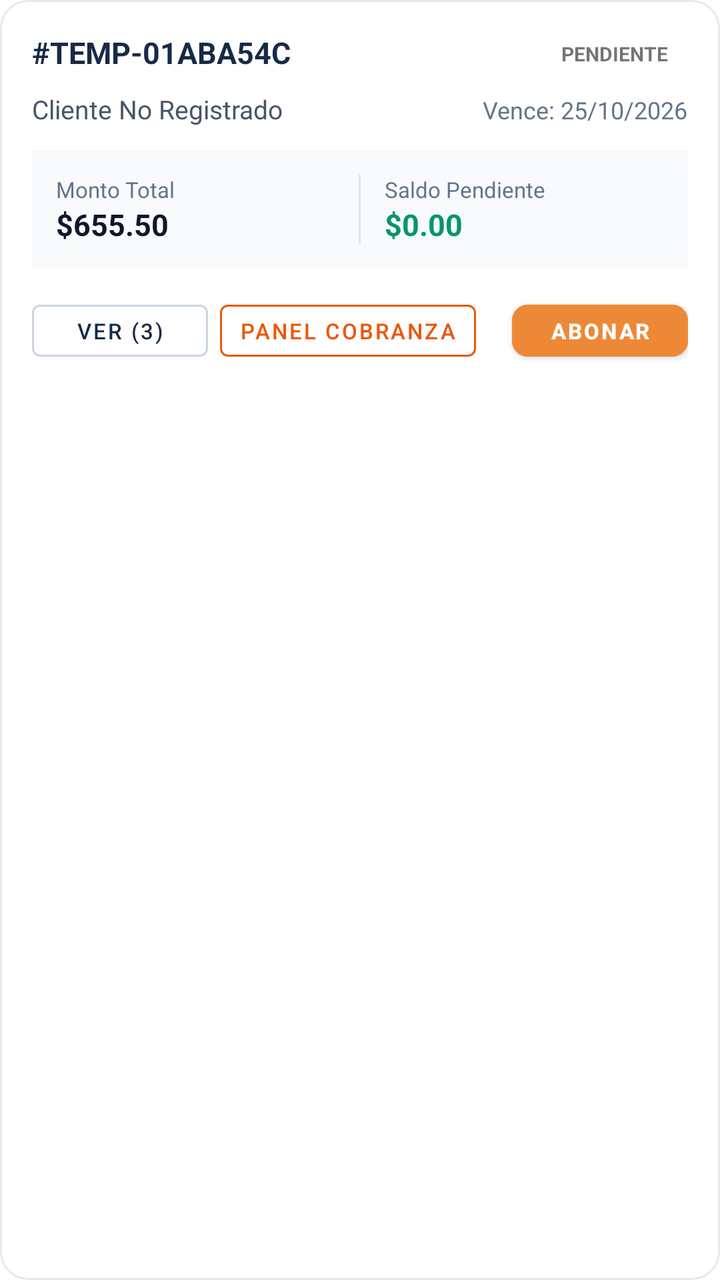
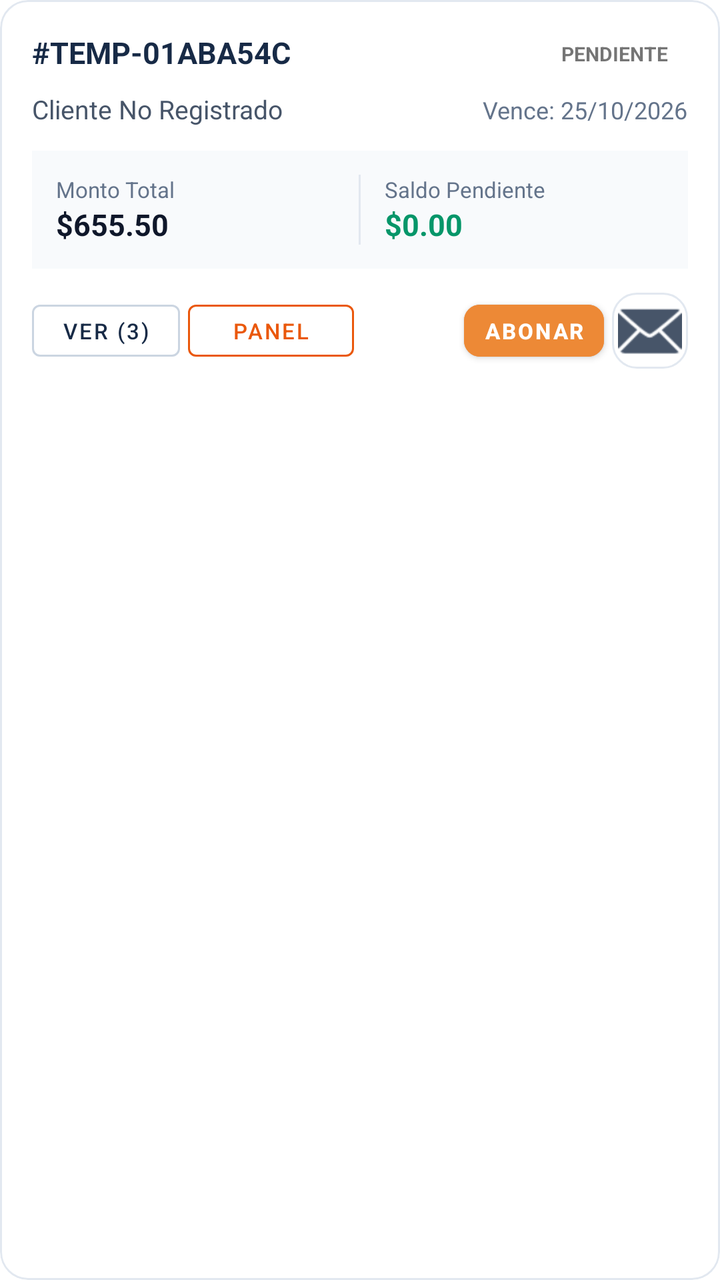

Screens rendered from an Android XML layout before and after an edit, with the pre-edit source and the edit as a unified diff.
<!-- AndroidManifest.xml: application theme Theme.MaterialComponents.Light.NoActionBar -->
<!-- res/layout/item_cuenta_por_cobrar.xml -->
<?xml version="1.0" encoding="utf-8"?>
<com.google.android.material.card.MaterialCardView xmlns:android="http://schemas.android.com/apk/res/android"
    xmlns:app="http://schemas.android.com/apk/res-auto"
    android:id="@+id/cardCuentaItem"
    android:layout_width="match_parent"
    android:layout_height="wrap_content"
    android:layout_marginBottom="12dp"
    app:cardBackgroundColor="#FFFFFF"
    app:cardCornerRadius="14dp"
    app:cardElevation="0dp"
    app:strokeColor="#E2E8F0"
    app:strokeWidth="1dp">

    <LinearLayout
        android:layout_width="match_parent"
        android:layout_height="wrap_content"
        android:orientation="vertical"
        android:padding="16dp">

        
        <RelativeLayout
            android:layout_width="match_parent"
            android:layout_height="wrap_content"
            android:layout_marginBottom="8dp">

            <LinearLayout
                android:layout_width="wrap_content"
                android:layout_height="wrap_content"
                android:layout_alignParentStart="true"
                android:gravity="center_vertical"
                android:orientation="horizontal">

                <TextView
                    android:id="@+id/tvNumeroFactura"
                    android:layout_width="wrap_content"
                    android:layout_height="wrap_content"
                    android:text="#TEMP-01ABA54C"
                    android:textColor="#172A46"
                    android:textSize="15sp"
                    android:textStyle="bold" />

                
                <TextView
                    android:id="@+id/tvBadgeRecienPagado"
                    android:layout_width="wrap_content"
                    android:layout_height="wrap_content"
                    android:layout_marginStart="8dp"
                    android:background="@drawable/bg_badge_pagado_reciente"
                    android:paddingHorizontal="8dp"
                    android:paddingVertical="3dp"
                    android:text="💸 PAGADO"
                    android:textColor="#FFFFFF"
                    android:textSize="10sp"
                    android:textStyle="bold"
                    android:visibility="gone" />
            </LinearLayout>

            <TextView
                android:id="@+id/tvEstado"
                android:layout_width="wrap_content"
                android:layout_height="wrap_content"
                android:layout_alignParentEnd="true"
                android:paddingHorizontal="10dp"
                android:paddingVertical="4dp"
                android:text="PENDIENTE"
                android:textSize="10sp"
                android:textStyle="bold" />
        </RelativeLayout>

        
        <LinearLayout
            android:layout_width="match_parent"
            android:layout_height="wrap_content"
            android:layout_marginBottom="12dp"
            android:orientation="horizontal">

            <TextView
                android:id="@+id/tvClienteNombre"
                android:layout_width="0dp"
                android:layout_height="wrap_content"
                android:layout_weight="1"
                android:ellipsize="end"
                android:maxLines="1"
                android:text="Cliente No Registrado"
                android:textColor="#475569"
                android:textSize="13sp" />

            <TextView
                android:id="@+id/tvVencimientoGlobal"
                android:layout_width="wrap_content"
                android:layout_height="wrap_content"
                android:text="Vence: 25/10/2026"
                android:textColor="#64748B"
                android:textSize="12sp" />
        </LinearLayout>

        
        <LinearLayout
            android:layout_width="match_parent"
            android:layout_height="wrap_content"
            android:background="#F8FAFC"
            android:orientation="horizontal"
            android:padding="12dp">

            <LinearLayout
                android:layout_width="0dp"
                android:layout_height="wrap_content"
                android:layout_weight="1"
                android:orientation="vertical">

                <TextView
                    android:layout_width="wrap_content"
                    android:layout_height="wrap_content"
                    android:text="Monto Total"
                    android:textColor="#64748B"
                    android:textSize="11sp" />

                <TextView
                    android:id="@+id/tvMontoTotal"
                    android:layout_width="wrap_content"
                    android:layout_height="wrap_content"
                    android:text="$655.50"
                    android:textColor="#0F172A"
                    android:textSize="15sp"
                    android:textStyle="bold" />
            </LinearLayout>

            <View
                android:layout_width="1dp"
                android:layout_height="match_parent"
                android:background="#E2E8F0" />

            <LinearLayout
                android:layout_width="0dp"
                android:layout_height="wrap_content"
                android:layout_weight="1"
                android:orientation="vertical"
                android:paddingStart="12dp">

                <TextView
                    android:layout_width="wrap_content"
                    android:layout_height="wrap_content"
                    android:text="Saldo Pendiente"
                    android:textColor="#64748B"
                    android:textSize="11sp" />

                <TextView
                    android:id="@+id/tvSaldoPendiente"
                    android:layout_width="wrap_content"
                    android:layout_height="wrap_content"
                    android:text="$0.00"
                    android:textColor="#059669"
                    android:textSize="15sp"
                    android:textStyle="bold" />
            </LinearLayout>
        </LinearLayout>

        
        <LinearLayout
            android:layout_width="match_parent"
            android:layout_height="wrap_content"
            android:layout_marginTop="12dp"
            android:gravity="center_vertical"
            android:orientation="horizontal">

            <com.google.android.material.button.MaterialButton
                android:id="@+id/btnToggleCuotas"
                style="@style/Widget.MaterialComponents.Button.OutlinedButton"
                android:layout_width="wrap_content"
                android:layout_height="38dp"
                android:paddingHorizontal="10dp"
                android:text="Ver (3)"
                android:textColor="#172A46"
                android:textSize="11sp"
                app:strokeColor="#CBD5E1"
                app:strokeWidth="1dp" />

            <com.google.android.material.button.MaterialButton
                android:id="@+id/btnAbrirPanelCobranza"
                style="@style/Widget.MaterialComponents.Button.OutlinedButton"
                android:layout_width="wrap_content"
                android:layout_height="38dp"
                android:layout_marginStart="6dp"
                android:paddingHorizontal="10dp"
                android:text="Panel Cobranza"
                android:textColor="#EA580C"
                android:textSize="11sp"
                app:strokeColor="#EA580C"
                app:strokeWidth="1dp" />

            <View
                android:layout_width="0dp"
                android:layout_height="0dp"
                android:layout_weight="1" />

            <com.google.android.material.button.MaterialButton
                android:id="@+id/btnAccionAbonar"
                android:layout_width="wrap_content"
                android:layout_height="38dp"
                android:backgroundTint="#ED8936"
                android:paddingHorizontal="14dp"
                android:text="Abonar"
                android:textColor="#FFFFFF"
                android:textSize="11sp"
                android:textStyle="bold"
                app:cornerRadius="8dp"
                app:elevation="0dp" />
        </LinearLayout>

        
        <LinearLayout
            android:id="@+id/containerCuotas"
            android:layout_width="match_parent"
            android:layout_height="wrap_content"
            android:layout_marginTop="12dp"
            android:orientation="vertical"
            android:visibility="gone">

            <TextView
                android:layout_width="wrap_content"
                android:layout_height="wrap_content"
                android:layout_marginBottom="6dp"
                android:text="DESGLOSE DE CUOTAS"
                android:textColor="#94A3B8"
                android:textSize="10sp"
                android:textStyle="bold" />

            <LinearLayout
                android:id="@+id/layoutListaCuotas"
                android:layout_width="match_parent"
                android:layout_height="wrap_content"
                android:orientation="vertical" />
        </LinearLayout>

    </LinearLayout>
</com.google.android.material.card.MaterialCardView>
<!-- resources referenced by this layout -->
<resources>
  <!-- drawable bg_badge_pagado_reciente (drawable) -->
  <?xml version="1.0" encoding="utf-8"?>
  <shape xmlns:android="http://schemas.android.com/apk/res/android"
      android:shape="rectangle">
      <solid android:color="#10B981" />
      <corners android:radius="6dp" />
  </shape>
</resources>

<!-- the commit's change to res/layout/item_cuenta_por_cobrar.xml (unified diff, before → after) -->
@@ -39,7 +39,6 @@
                     android:textSize="15sp"
                     android:textStyle="bold" />
 
-                
                 <TextView
                     android:id="@+id/tvBadgeRecienPagado"
                     android:layout_width="wrap_content"
@@ -166,9 +165,10 @@
             <com.google.android.material.button.MaterialButton
                 android:id="@+id/btnToggleCuotas"
                 style="@style/Widget.MaterialComponents.Button.OutlinedButton"
-                android:layout_width="wrap_content"
-                android:layout_height="38dp"
-                android:paddingHorizontal="10dp"
+                android:layout_width="74dp"
+                android:layout_height="match_parent"
+                android:minWidth="0dp"
+                android:paddingHorizontal="6dp"
                 android:text="Ver (3)"
                 android:textColor="#172A46"
                 android:textSize="11sp"
@@ -178,11 +178,12 @@
             <com.google.android.material.button.MaterialButton
                 android:id="@+id/btnAbrirPanelCobranza"
                 style="@style/Widget.MaterialComponents.Button.OutlinedButton"
-                android:layout_width="wrap_content"
-                android:layout_height="38dp"
-                android:layout_marginStart="6dp"
-                android:paddingHorizontal="10dp"
-                android:text="Panel Cobranza"
+                android:layout_width="83dp"
+                android:layout_height="match_parent"
+                android:layout_marginStart="4dp"
+                android:minWidth="0dp"
+                android:paddingHorizontal="6dp"
+                android:text="Panel"
                 android:textColor="#EA580C"
                 android:textSize="11sp"
                 app:strokeColor="#EA580C"
@@ -197,14 +198,26 @@
                 android:id="@+id/btnAccionAbonar"
                 android:layout_width="wrap_content"
                 android:layout_height="38dp"
+                android:layout_marginStart="4dp"
                 android:backgroundTint="#ED8936"
-                android:paddingHorizontal="14dp"
+                android:minWidth="0dp"
+                android:paddingHorizontal="10dp"
                 android:text="Abonar"
                 android:textColor="#FFFFFF"
                 android:textSize="11sp"
                 android:textStyle="bold"
                 app:cornerRadius="8dp"
                 app:elevation="0dp" />
+
+            
+            <ImageButton
+                android:id="@+id/btnEnviarRecordatorio"
+                android:layout_width="38dp"
+                android:layout_height="38dp"
+                android:layout_marginStart="4dp"
+                android:background="@drawable/bg_outlined_box"
+                android:src="@android:drawable/ic_dialog_email"
+                app:tint="#475569" />
         </LinearLayout>
 
         
<!-- resource entries referenced after the edit -->
@@ -7,5 +7,15 @@
       <solid android:color="#10B981" />
       <corners android:radius="6dp" />
   </shape>
+  <!-- drawable bg_outlined_box (drawable) -->
+  <?xml version="1.0" encoding="utf-8"?>
+  <shape xmlns:android="http://schemas.android.com/apk/res/android"
+      android:shape="rectangle">
+      <solid android:color="@android:color/white" />
+      <stroke
+          android:width="1dp"
+          android:color="#E2E8F0" />
+      <corners android:radius="12dp" />
+  </shape>
 </resources>
 
